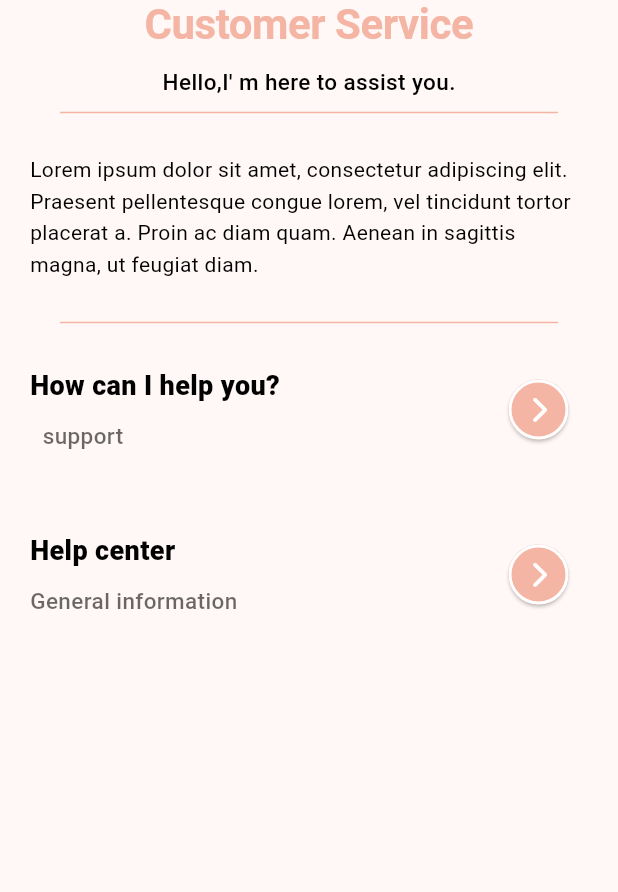
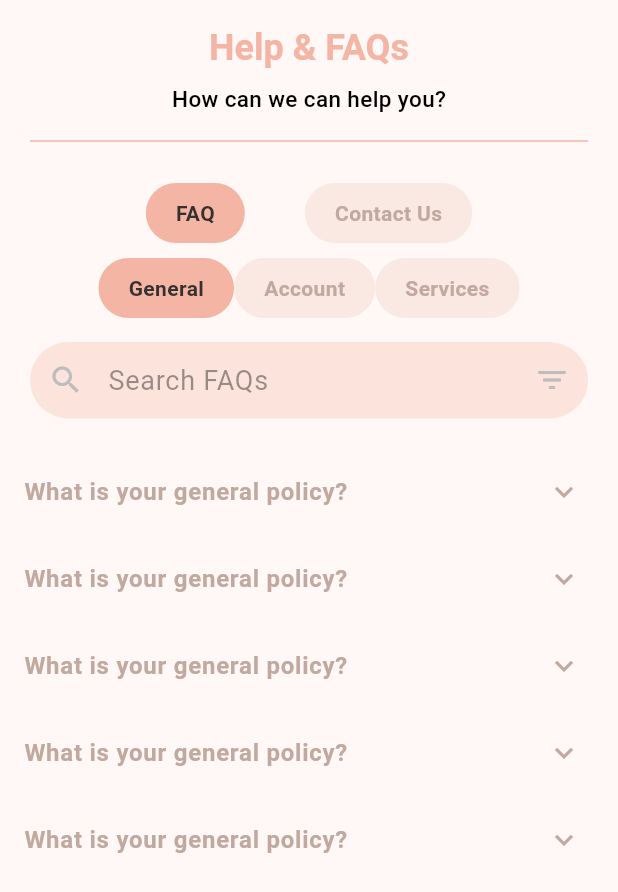
Before and after one commit to hazzemSaid/hazzemSaid-Customer-Support-Module, a Flutter app: the screen it shows after launch, after a tap on an icon or button, on a phone screen of 412 x 824 dp. Shown: the top 892 px of the screen. Run offline on Flutter 3.47's test engine with Material 3 defaults, Android fonts, the phone set to English and light mode, and no system bars; our stand-ins replace font_awesome_flutter, get; Roboto replaces fonts that are missing (DMSans, Rubik).

Commit message:
Adds navigation to Help and FAQs screen

```diff
--- /dev/null
+++ b/lib/modules/HelpAndFAQsView/view/screens/HelpAndFAQsView_screen.dart
@@ -0,0 +1,104 @@
+import 'package:customersupportmodule/modules/HelpAndFAQsView/view/widgets/FAQWidget.dart';
+import 'package:customersupportmodule/modules/HelpAndFAQsView/view/widgets/contactUs.dart';
+import 'package:flutter/material.dart';
+
+class HelpAndFAQsView extends StatefulWidget {
+  const HelpAndFAQsView({super.key});
+
+  @override
+  State<HelpAndFAQsView> createState() => _HelpAndFAQsViewState();
+}
+
+class _HelpAndFAQsViewState extends State<HelpAndFAQsView> {
+  int selectedIndex = 0;
+
+  final List<String> tabs = ["FAQ", "Contact Us"];
+
+  @override
+  Widget build(BuildContext context) {
+    return Scaffold(
+      body: SafeArea(
+        child: CustomScrollView(
+          slivers: [
+            SliverToBoxAdapter(
+              child: Column(
+                crossAxisAlignment: CrossAxisAlignment.center,
+                children: [
+                  const SizedBox(height: 16),
+                  Text(
+                    'Help & FAQs',
+                    style: Theme.of(context).textTheme.headlineMedium?.copyWith(
+                      fontWeight: FontWeight.bold,
+                      color: Theme.of(context).colorScheme.primary,
+                    ),
+                  ),
+                  const SizedBox(height: 8),
+                  Text(
+                    'How can we can help you?',
+                    style: Theme.of(context).textTheme.bodyMedium?.copyWith(
+                      fontWeight: FontWeight.w500,
+                      fontSize: 15,
+                      color: Theme.of(context).colorScheme.onSurface,
+                    ),
+                  ),
+                  const SizedBox(height: 10),
+                  Divider(
+                    color: Theme.of(context).colorScheme.primary,
+                    thickness: 1,
+                    indent: 20,
+                    endIndent: 20,
+                  ),
+                  const SizedBox(height: 20),
+
+                  // Top Tabs (FAQ / Contact Us)
+                  Wrap(
+                    spacing: 40,
+                    runSpacing: 18,
+                    children: List.generate(tabs.length, (index) {
+                      final bool isSelected = selectedIndex == index;
+                      return GestureDetector(
+                        onTap: () {
+                          setState(() {
+                            selectedIndex = index;
+                          });
+                        },
+                        child: AnimatedContainer(
+                          duration: const Duration(milliseconds: 300),
+                          padding: const EdgeInsets.symmetric(
+                            horizontal: 20,
+                            vertical: 10,
+                          ),
+                          decoration: BoxDecoration(
+                            color: isSelected
+                                ? const Color(0xFFF4B5A4)
+                                : const Color(0xFFFAE8E2),
+                            borderRadius: BorderRadius.circular(30),
+                          ),
+                          child: Text(
+                            tabs[index],
+                            style: TextStyle(
+                              fontWeight: FontWeight.w600,
+                              fontSize: 14,
+                              color: isSelected
+                                  ? const Color(0xFF363130)
+                                  : const Color(0xFFC2A9A0),
+                            ),
+                          ),
+                        ),
+                      );
+                    }),
+                  ),
+
+                  const SizedBox(height: 10),
+
+                  // Content depending on tab
+                  selectedIndex == 0 ? const FAQWidget() : const contactUs(),
+                ],
+              ),
+            ),
+          ],
+        ),
+      ),
+    );
+  }
+}
--- /dev/null
+++ b/lib/modules/HelpAndFAQsView/view/widgets/FAQWidget.dart
@@ -0,0 +1,122 @@
+import 'package:flutter/material.dart';
+
+class FAQWidget extends StatefulWidget {
+  const FAQWidget({super.key});
+
+  @override
+  State<FAQWidget> createState() => _FAQWidgetState();
+}
+
+class _FAQWidgetState extends State<FAQWidget> {
+  final List<String> tabs = ["General", "Account", "Services"];
+  int selectedTabIndex = 0;
+  int selectedQuestionIndex = -1;
+
+  // لكل تبويب، مجموعة أسئلة
+  final Map<String, List<String>> faqQuestions = {
+    "General": List.generate(5, (i) => "What is your general policy?"),
+    "Account": List.generate(5, (i) => "How to manage my account?"),
+    "Services": List.generate(5, (i) => "What services do you offer?"),
+  };
+
+  @override
+  Widget build(BuildContext context) {
+    final selectedTab = tabs[selectedTabIndex];
+    final faqs = faqQuestions[selectedTab]!;
+
+    return Column(
+      crossAxisAlignment: CrossAxisAlignment.center,
+      children: [
+        Wrap(
+          children: List.generate(tabs.length, (index) {
+            final isSelected = selectedTabIndex == index;
+
+            return GestureDetector(
+              onTap: () {
+                setState(() {
+                  selectedTabIndex = index;
+                  selectedQuestionIndex = -1; // reset FAQ selection
+                });
+              },
+              child: AnimatedContainer(
+                duration: Duration(milliseconds: 300),
+                padding: EdgeInsets.symmetric(horizontal: 20, vertical: 10),
+                decoration: BoxDecoration(
+                  color: isSelected ? Color(0xFFF4B5A4) : Color(0xFFFAE8E2),
+                  borderRadius: BorderRadius.circular(30),
+                ),
+                child: Text(
+                  tabs[index],
+                  style: TextStyle(
+                    fontWeight: FontWeight.w600,
+                    fontSize: 14,
+                    color: isSelected ? Color(0xFF363130) : Color(0xFFC2A9A0),
+                  ),
+                ),
+              ),
+            );
+          }),
+        ),
+
+        SizedBox(height: 16),
+
+        Padding(
+          padding: const EdgeInsets.symmetric(horizontal: 20.0),
+          child: TextField(
+            decoration: InputDecoration(
+              hintText: 'Search FAQs',
+              suffixIcon: Icon(Icons.filter_list, color: Color(0xFFBDBDBD)),
+              prefixIcon: Icon(Icons.search, color: Color(0xFFBDBDBD)),
+              filled: true,
+              fillColor: Theme.of(context).colorScheme.primary.withOpacity(0.3),
+              border: OutlineInputBorder(
+                borderRadius: BorderRadius.circular(30),
+                borderSide: BorderSide.none,
+              ),
+            ),
+            style: TextStyle(color: Color(0xFF363130)),
+          ),
+        ),
+
+        SizedBox(height: 20),
+
+        ListView.builder(
+          shrinkWrap: true,
+          physics: NeverScrollableScrollPhysics(),
+          itemCount: faqs.length,
+          itemBuilder: (context, index) {
+            final isExpanded = selectedQuestionIndex == index;
+
+            return ExpansionTile(
+              initiallyExpanded: isExpanded,
+              onExpansionChanged: (expanded) {
+                setState(() {
+                  selectedQuestionIndex = expanded ? index : -1;
+                });
+              },
+              title: Text(
+                faqs[index],
+                style: TextStyle(
+                  fontWeight: FontWeight.w600,
+                  fontSize: 16,
+                  color: isExpanded ? Color(0xFF363130) : Color(0xFFC2A9A0),
+                ),
+              ),
+              iconColor: isExpanded ? Color(0xFF363130) : Color(0xFFC2A9A0),
+              collapsedIconColor: Color(0xFFC2A9A0),
+              children: [
+                Padding(
+                  padding: const EdgeInsets.all(16.0),
+                  child: Text(
+                    'This is the detailed answer to the question. You can provide more information about the topic here.',
+                    style: TextStyle(fontSize: 14, color: Color(0xFF7A6A63)),
+                  ),
+                ),
+              ],
+            );
+          },
+        ),
+      ],
+    );
+  }
+}
--- /dev/null
+++ b/lib/modules/HelpAndFAQsView/view/widgets/contactUs.dart
@@ -0,0 +1,16 @@
+import 'package:flutter/material.dart';
+
+class contactUs extends StatelessWidget {
+  const contactUs({super.key});
+
+  @override
+  Widget build(BuildContext context) {
+    return Padding(
+      padding: const EdgeInsets.all(24.0),
+      child: Text(
+        "Contact Us section will go here.",
+        style: Theme.of(context).textTheme.bodyLarge,
+      ),
+    );
+  }
+}
--- a/lib/modules/cutomerservice/view/screens/cutomerservice_screen.dart
+++ b/lib/modules/cutomerservice/view/screens/cutomerservice_screen.dart
@@ -1,6 +1,9 @@
 import 'package:customersupportmodule/core/constanse/AppTextStyles.dart';
+import 'package:customersupportmodule/modules/HelpAndFAQsView/view/screens/HelpAndFAQsView_screen.dart';
 import 'package:flutter/material.dart';
 import 'package:font_awesome_flutter/font_awesome_flutter.dart';
+import 'package:get/get_core/src/get_main.dart';
+import 'package:get/get_navigation/get_navigation.dart';
 
 class CutomerserviceScreen extends StatelessWidget {
   const CutomerserviceScreen({super.key});
@@ -98,7 +101,10 @@ class CutomerserviceScreen extends StatelessWidget {
                           side: BorderSide(color: Colors.white, width: 2),
                         ),
                       ),
-                      onPressed: () {},
+                      onPressed: () {
+                        print("object");
+                        Get.to(() => HelpAndFAQsView());
+                      },
                       child: Icon(
                         FontAwesomeIcons.chevronRight,
                         color: Colors.white,
```
